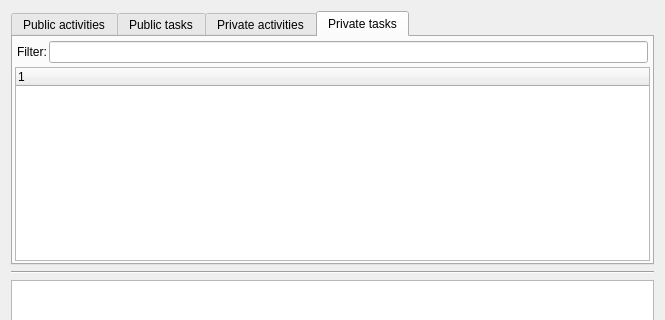
akapustiatyahoocouk/TimeTracker3, file Src.QT/tt3-gui/ManageQuickPicksListDialog.ui: the form before one commit; both pictures show x 0 to 665 and y 0 to 320 of the 665 by 602 pixel window.
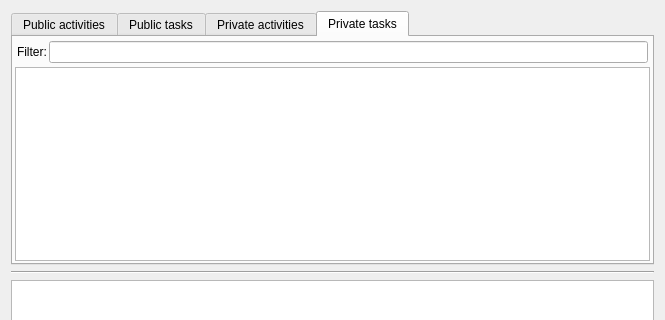
The form after the commit. The open tabs and pages were chosen to show the change. Icons and pictures are not drawn.

Patch:
```diff
--- a/Src.QT/tt3-gui/ManageQuickPicksListDialog.ui
+++ b/Src.QT/tt3-gui/ManageQuickPicksListDialog.ui
@@ -323,6 +323,9 @@
        </item>
        <item row="1" column="0">
         <widget class="QTreeWidget" name="privateTasksTreeWidget">
+         <attribute name="headerVisible">
+          <bool>false</bool>
+         </attribute>
          <column>
           <property name="text">
            <string notr="true">1</string>
```
Left out of the diff: 79 changed lines with no effect on the pictures.
